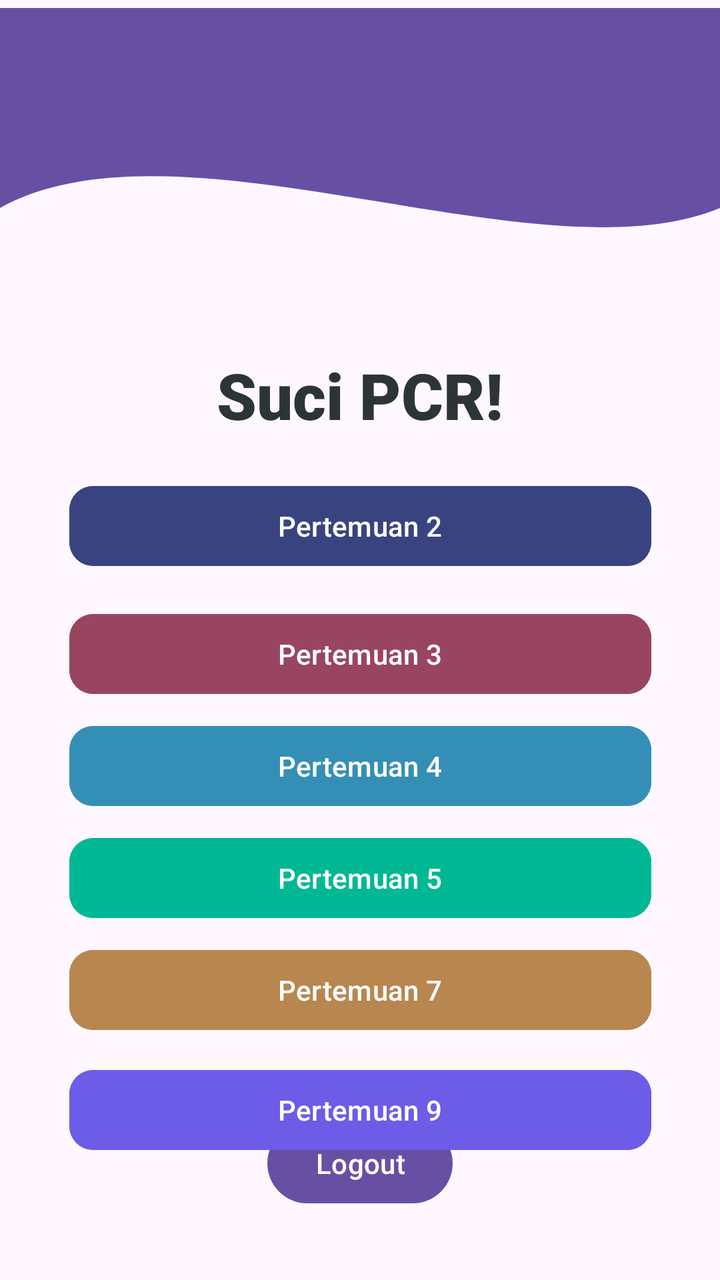
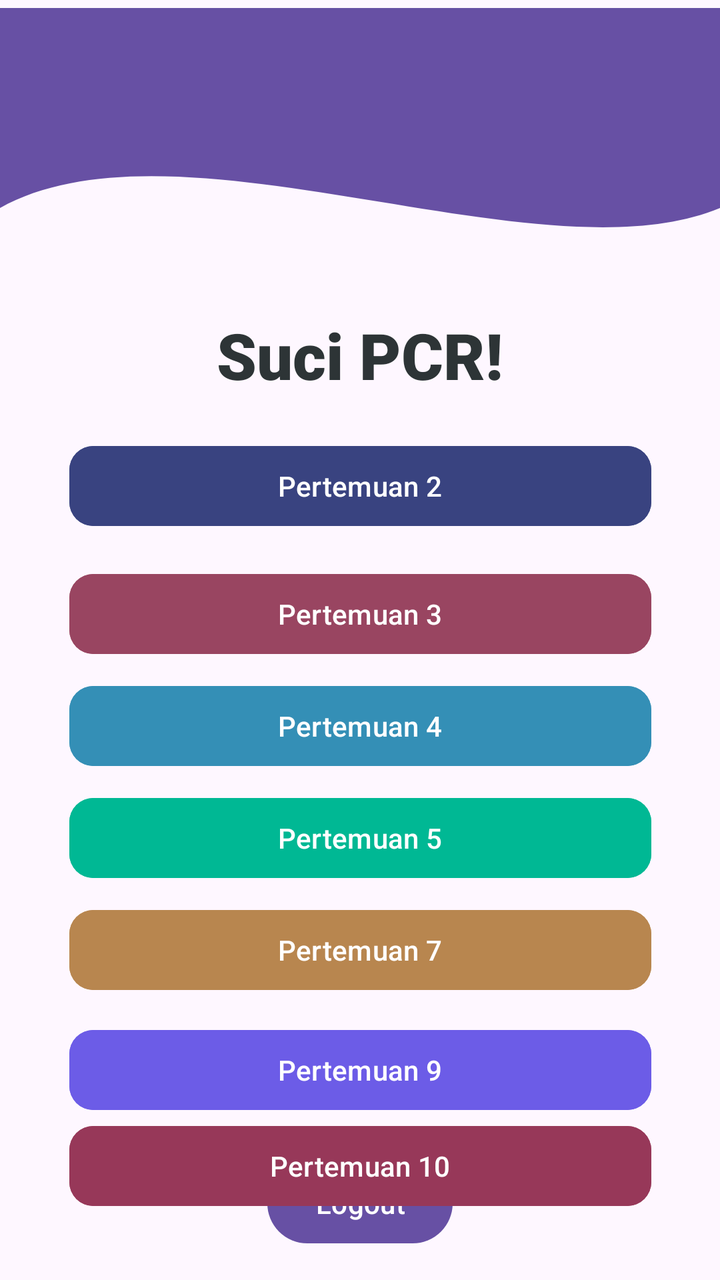

Before-and-after screenshots of an Android layout around one commit, followed by the original layout XML and the change that was made.
<!-- AndroidManifest.xml: application theme Theme.SuciApps -->
<!-- res/layout/fragment_home.xml -->
<?xml version="1.0" encoding="utf-8"?>
<androidx.constraintlayout.widget.ConstraintLayout
    xmlns:android="http://schemas.android.com/apk/res/android"
    xmlns:tools="http://schemas.android.com/tools"
    android:layout_width="match_parent"
    android:layout_height="match_parent"
    xmlns:app="http://schemas.android.com/apk/res-auto"
    tools:context=".Home.HomeFragment">

     <View
        android:id="@+id/background_header"
        android:layout_width="0dp"
        android:layout_height="250dp"
        android:layout_marginTop="4dp"
        android:background="@drawable/bg_header_wave"
        app:layout_constraintEnd_toEndOf="parent"
        app:layout_constraintHorizontal_bias="0.0"
        app:layout_constraintStart_toStartOf="parent"
        app:layout_constraintTop_toTopOf="parent" />

    <androidx.appcompat.widget.Toolbar
        android:id="@+id/toolbar"
        android:layout_width="match_parent"
        android:layout_height="?attr/actionBarSize"
        android:layout_marginTop="4dp"
        android:background="?attr/colorPrimary"
        app:layout_constraintEnd_toEndOf="parent"
        app:layout_constraintHorizontal_bias="0.0"
        app:layout_constraintStart_toStartOf="parent"
        app:layout_constraintTop_toTopOf="parent"
        app:layout_scrollFlags="scroll|enterAlways"
        app:titleTextColor="@android:color/white" />

    <TextView
        android:id="@+id/textView"
        android:layout_width="wrap_content"
        android:layout_height="wrap_content"
        android:layout_marginTop="176dp"
        android:fontFamily="sans-serif-black"
        android:text="Suci PCR!"
        android:textColor="#2D3436"
        android:textSize="32sp"
        android:textStyle="bold"
        app:layout_constraintEnd_toEndOf="parent"
        app:layout_constraintStart_toStartOf="parent"
        app:layout_constraintTop_toTopOf="parent" />

    <Button
        android:id="@+id/btnToFourth"
        android:layout_width="291dp"
        android:layout_height="wrap_content"
        android:layout_marginHorizontal="60dp"
        android:layout_marginTop="8dp"
        android:backgroundTint="#348FB6"
        android:text="Pertemuan 4"
        android:textAllCaps="false"
        android:textColor="@android:color/white"
        app:cornerRadius="12dp"
        app:layout_constraintEnd_toEndOf="parent"
        app:layout_constraintStart_toStartOf="parent"
        app:layout_constraintTop_toBottomOf="@+id/btnTothird" />

    <Button
        android:id="@+id/btnTothird"
        android:layout_width="291dp"
        android:layout_height="wrap_content"
        android:layout_marginHorizontal="60dp"
        android:layout_marginTop="16dp"
        android:backgroundTint="#994561"
        android:text="Pertemuan 3"
        android:textAllCaps="false"
        android:textColor="@android:color/white"
        app:cornerRadius="12dp"
        app:layout_constraintEnd_toEndOf="parent"
        app:layout_constraintStart_toStartOf="parent"
        app:layout_constraintTop_toBottomOf="@+id/btnToSecond" />

    <Button
        android:id="@+id/btnToSecond"
        android:layout_width="291dp"
        android:layout_height="wrap_content"
        android:layout_marginHorizontal="60dp"
        android:layout_marginTop="20dp"
        android:backgroundTint="#394380"
        android:text="Pertemuan 2"
        android:textAllCaps="false"
        android:textColor="@android:color/white"
        app:cornerRadius="12dp"
        app:layout_constraintEnd_toEndOf="parent"
        app:layout_constraintStart_toStartOf="parent"
        app:layout_constraintTop_toBottomOf="@+id/textView" />

    <Button
        android:id="@+id/btnToFifth"
        android:layout_width="291dp"
        android:layout_height="wrap_content"
        android:layout_marginHorizontal="60dp"
        android:layout_marginTop="8dp"
        android:backgroundTint="#00B894"
        android:text="Pertemuan 5"
        android:textAllCaps="false"
        android:textColor="@android:color/white"
        app:cornerRadius="12dp"
        app:layout_constraintEnd_toEndOf="parent"
        app:layout_constraintStart_toStartOf="parent"
        app:layout_constraintTop_toBottomOf="@+id/btnToFourth" />

    <Button
        android:id="@+id/btnToSeventh"
        android:layout_width="291dp"
        android:layout_height="wrap_content"
        android:layout_marginHorizontal="60dp"
        android:layout_marginTop="8dp"
        android:backgroundTint="#B8864F"
        android:text="Pertemuan 7"
        android:textAllCaps="false"
        android:textColor="@android:color/white"
        app:cornerRadius="12dp"
        app:layout_constraintEnd_toEndOf="parent"
        app:layout_constraintStart_toStartOf="parent"
        app:layout_constraintTop_toBottomOf="@+id/btnToFifth" />

    <Button
        android:id="@+id/btnLogout"
        android:layout_width="wrap_content"
        android:layout_height="wrap_content"
        android:text="Logout"
        app:layout_constraintBottom_toBottomOf="parent"
        app:layout_constraintEnd_toEndOf="parent"
        app:layout_constraintStart_toStartOf="parent"
        app:layout_constraintTop_toTopOf="parent"
        app:layout_constraintVertical_bias="0.942" />

    <Button
        android:id="@+id/btnToNinth"
        android:layout_width="291dp"
        android:layout_height="wrap_content"
        android:layout_marginHorizontal="60dp"
        android:layout_marginTop="12dp"
        android:backgroundTint="#6C5CE7"
        android:text="Pertemuan 9"
        android:textAllCaps="false"
        android:textColor="@android:color/white"
        app:cornerRadius="12dp"
        app:layout_constraintEnd_toEndOf="parent"
        app:layout_constraintStart_toStartOf="parent"
        app:layout_constraintTop_toBottomOf="@+id/btnToSeventh" />

</androidx.constraintlayout.widget.ConstraintLayout>
<!-- resources referenced by this layout -->
<resources>
  <!-- drawable bg_header_wave (drawable) -->
  <vector xmlns:android="http://schemas.android.com/apk/res/android"
      android:width="100dp"
      android:height="100dp"
      android:viewportWidth="100"
      android:viewportHeight="100">
  
      
      <path
          android:fillColor="?attr/colorPrimary"
          android:pathData="
              M0,0
              L100,0
              L100,40
              C 75,55
                25,20
                0,40
              Z" />
  </vector>
  <style name="Theme.SuciApps" parent="Base.Theme.SuciApps" />
  <style name="Base.Theme.SuciApps" parent="Theme.Material3.DayNight.NoActionBar">
          
          
      </style>
</resources>

<!-- the commit's change to res/layout/fragment_home.xml (unified diff, before → after) -->
@@ -35,7 +35,7 @@
         android:id="@+id/textView"
         android:layout_width="wrap_content"
         android:layout_height="wrap_content"
-        android:layout_marginTop="176dp"
+        android:layout_marginTop="156dp"
         android:fontFamily="sans-serif-black"
         android:text="Suci PCR!"
         android:textColor="#2D3436"
@@ -129,7 +129,7 @@
         app:layout_constraintEnd_toEndOf="parent"
         app:layout_constraintStart_toStartOf="parent"
         app:layout_constraintTop_toTopOf="parent"
-        app:layout_constraintVertical_bias="0.942" />
+        app:layout_constraintVertical_bias="0.976" />
 
     <Button
         android:id="@+id/btnToNinth"
@@ -146,4 +146,19 @@
         app:layout_constraintStart_toStartOf="parent"
         app:layout_constraintTop_toBottomOf="@+id/btnToSeventh" />
 
+    <Button
+        android:id="@+id/btnToTenth"
+        android:layout_width="291dp"
+        android:layout_height="wrap_content"
+        android:layout_marginHorizontal="60dp"
+        android:layout_marginTop="116dp"
+        android:backgroundTint="#973859"
+        android:text="Pertemuan 10"
+        android:textAllCaps="false"
+        android:textColor="@android:color/white"
+        app:cornerRadius="12dp"
+        app:layout_constraintEnd_toEndOf="parent"
+        app:layout_constraintStart_toStartOf="parent"
+        app:layout_constraintTop_toBottomOf="@+id/btnToFifth" />
+
 </androidx.constraintlayout.widget.ConstraintLayout>
